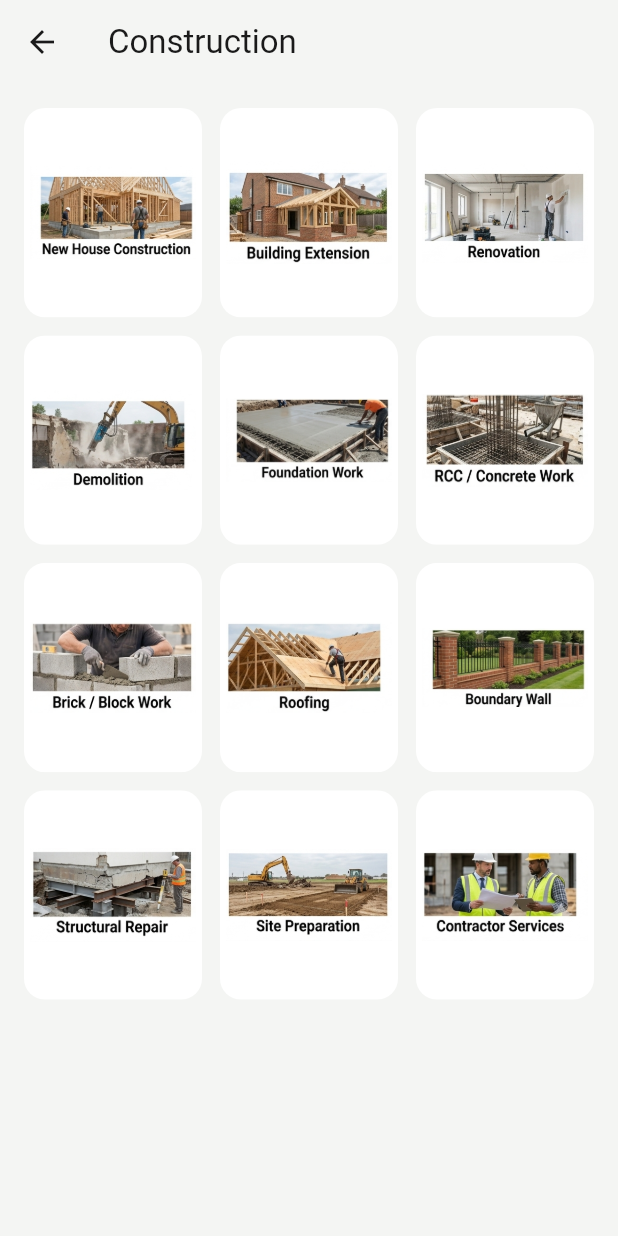
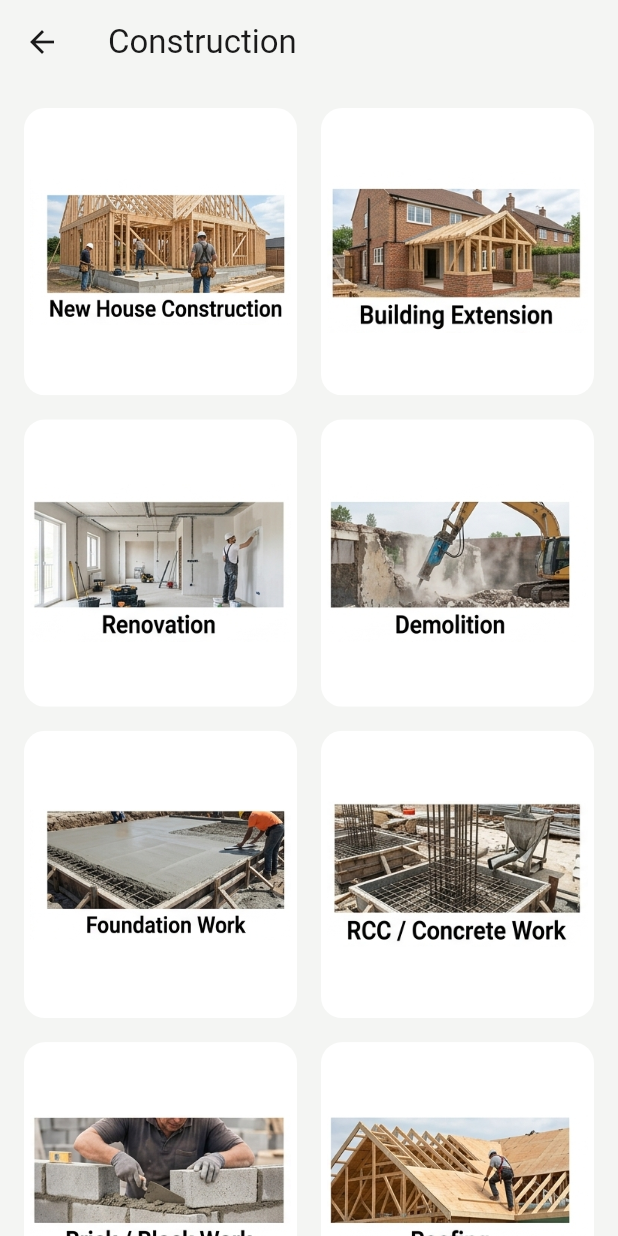
Before and after one commit to physioxapp1-sys/pakka-homes, a Flutter app: the SubcategoryScreen screen opened directly, on a phone screen of 412 x 824 dp. Run offline on Flutter 3.47's test engine with Material 3 defaults, Android fonts, the phone set to English and light mode, and no system bars.

Commit message:
Show subcategory images 2 per row instead of 3
Fewer, larger tiles per row reads as less cluttered than the
original 3-column grid.

Co-Authored-By: Claude Sonnet 5 <noreply@anthropic.com>

```diff
--- a/lib/screens/subcategory_screen.dart
+++ b/lib/screens/subcategory_screen.dart
@@ -27,10 +27,10 @@ class SubcategoryScreen extends StatelessWidget {
       body: GridView.builder(
         padding: const EdgeInsets.all(16),
         gridDelegate: const SliverGridDelegateWithFixedCrossAxisCount(
-          crossAxisCount: 3,
-          crossAxisSpacing: 12,
-          mainAxisSpacing: 12,
-          childAspectRatio: 0.85,
+          crossAxisCount: 2,
+          crossAxisSpacing: 16,
+          mainAxisSpacing: 16,
+          childAspectRatio: 0.95,
         ),
         itemCount: itemCount,
         itemBuilder: (context, index) {
```
